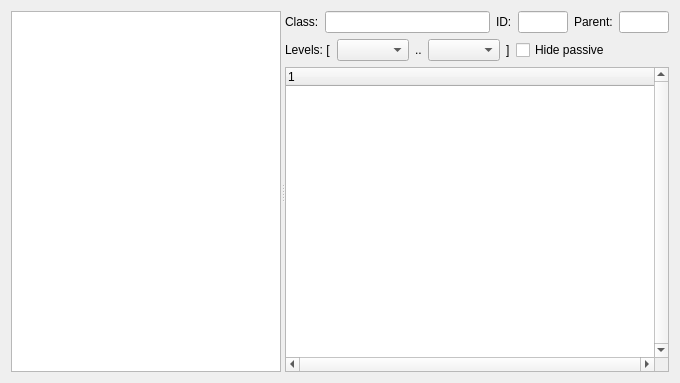
First picture: the form in src/tab_classes.ui, repository minlexx/l2informer, before the edit.
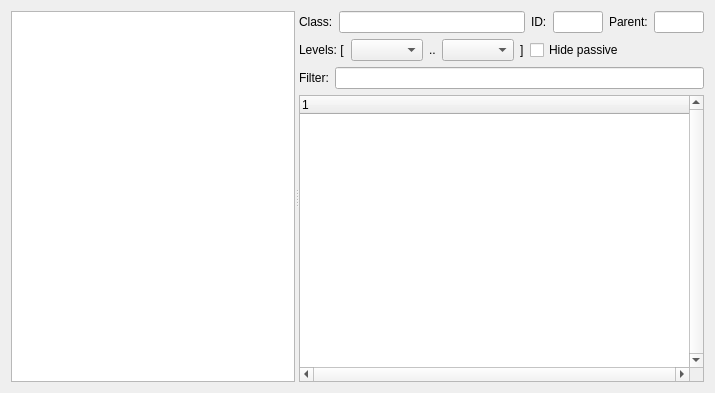
Second picture: the form after the edit.

Commit message: Tab classes: filter skills on-fly by typing skill name Tab search: search after pressing enter in search field Tab search: auto-search on fly by typing skill name in 1 sec interval

What changed in the file:
```diff
--- a/src/tab_classes.ui
+++ b/src/tab_classes.ui
@@ -6,8 +6,8 @@
    <rect>
     <x>0</x>
     <y>0</y>
-    <width>680</width>
-    <height>383</height>
+    <width>715</width>
+    <height>393</height>
    </rect>
   </property>
   <property name="windowTitle">
@@ -169,6 +169,20 @@
          </item>
         </layout>
        </item>
+       <item>
+        <layout class="QHBoxLayout" name="horizontalLayout_3">
+         <item>
+          <widget class="QLabel" name="lbl_filter">
+           <property name="text">
+            <string>Filter:</string>
+           </property>
+          </widget>
+         </item>
+         <item>
+          <widget class="QLineEdit" name="le_skillNameFilter"/>
+         </item>
+        </layout>
+       </item>
        <item>
         <widget class="QTreeWidget" name="tree_skills">
          <property name="verticalScrollBarPolicy">
```
The commit also changes 5 other files.
